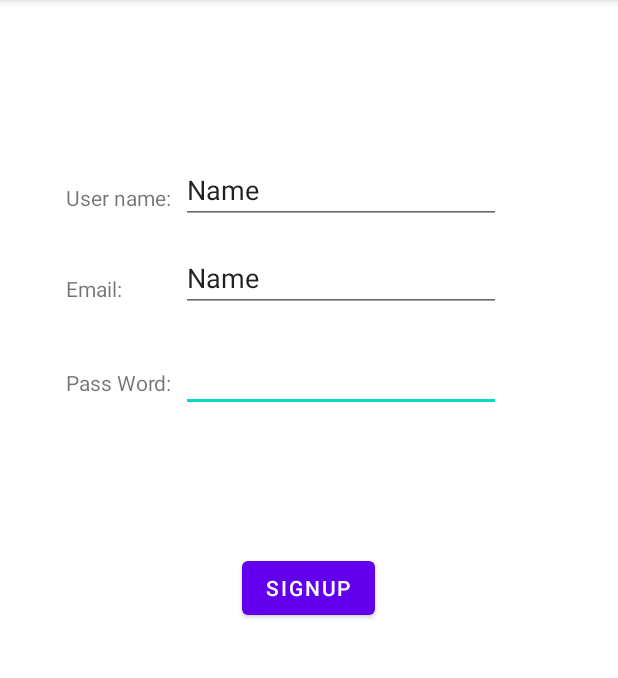
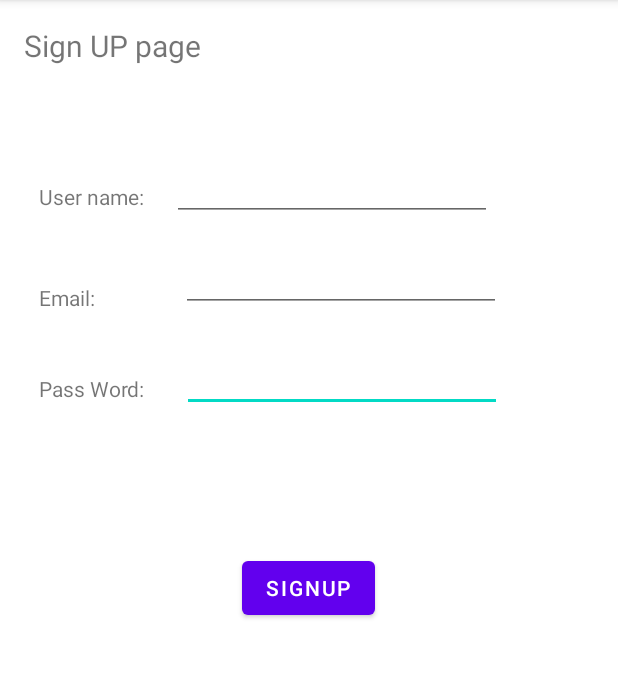
Before and after one commit to ibrahim-alhamshari/taskmaster, an Android app: the SignUp screen opened directly, with no data from a screen before it, on a phone screen of 412 x 824 dp, the part 84-762 px from its top. Run offline under Robolectric (Android 15) with nearby library versions, the phone set to English and light mode, and no system bars; libraries missing offline, so code that uses them is left out: com.amplifyframework.auth, com.amplifyframework.core.

```diff
--- a/app/src/main/res/layout/activity_sign_up.xml
+++ b/app/src/main/res/layout/activity_sign_up.xml
@@ -8,27 +8,27 @@
 
     <TextView
         android:id="@+id/textView13"
-        android:layout_width="71dp"
-        android:layout_height="28dp"
+        android:layout_width="90dp"
+        android:layout_height="27dp"
         android:text="User name:"
         app:layout_constraintBottom_toBottomOf="parent"
         app:layout_constraintEnd_toEndOf="parent"
-        app:layout_constraintHorizontal_bias="0.129"
+        app:layout_constraintHorizontal_bias="0.08"
         app:layout_constraintStart_toStartOf="parent"
         app:layout_constraintTop_toTopOf="parent"
-        app:layout_constraintVertical_bias="0.165" />
+        app:layout_constraintVertical_bias="0.164" />
 
     <TextView
         android:id="@+id/textView14"
-        android:layout_width="46dp"
-        android:layout_height="27dp"
+        android:layout_width="44dp"
+        android:layout_height="23dp"
         android:text="Email:"
         app:layout_constraintBottom_toTopOf="@+id/textView16"
         app:layout_constraintEnd_toEndOf="parent"
-        app:layout_constraintHorizontal_bias="0.12"
+        app:layout_constraintHorizontal_bias="0.071"
         app:layout_constraintStart_toStartOf="parent"
         app:layout_constraintTop_toTopOf="parent"
-        app:layout_constraintVertical_bias="0.839" />
+        app:layout_constraintVertical_bias="0.834" />
 
     <EditText
         android:id="@+id/passWordInSignUpPage"
@@ -38,22 +38,22 @@
         android:inputType="textPassword"
         app:layout_constraintBottom_toBottomOf="parent"
         app:layout_constraintEnd_toEndOf="parent"
-        app:layout_constraintHorizontal_bias="0.606"
+        app:layout_constraintHorizontal_bias="0.611"
         app:layout_constraintStart_toStartOf="parent"
         app:layout_constraintTop_toTopOf="parent"
         app:layout_constraintVertical_bias="0.317" />
 
     <TextView
         android:id="@+id/textView16"
-        android:layout_width="78dp"
-        android:layout_height="30dp"
+        android:layout_width="92dp"
+        android:layout_height="26dp"
         android:text="Pass Word:"
         app:layout_constraintBottom_toBottomOf="parent"
         app:layout_constraintEnd_toEndOf="parent"
-        app:layout_constraintHorizontal_bias="0.132"
+        app:layout_constraintHorizontal_bias="0.081"
         app:layout_constraintStart_toStartOf="parent"
         app:layout_constraintTop_toTopOf="parent"
-        app:layout_constraintVertical_bias="0.332" />
+        app:layout_constraintVertical_bias="0.336" />
 
     <EditText
         android:id="@+id/emailInSignUpPage"
@@ -61,7 +61,6 @@
         android:layout_height="wrap_content"
         android:ems="10"
         android:inputType="textPersonName"
-        android:text="Name"
         app:layout_constraintBottom_toBottomOf="parent"
         app:layout_constraintEnd_toEndOf="parent"
         app:layout_constraintHorizontal_bias="0.606"
@@ -75,13 +74,12 @@
         android:layout_height="wrap_content"
         android:ems="10"
         android:inputType="textPersonName"
-        android:text="Name"
         app:layout_constraintBottom_toBottomOf="parent"
         app:layout_constraintEnd_toEndOf="parent"
-        app:layout_constraintHorizontal_bias="0.606"
+        app:layout_constraintHorizontal_bias="0.577"
         app:layout_constraintStart_toStartOf="parent"
         app:layout_constraintTop_toTopOf="parent"
-        app:layout_constraintVertical_bias="0.144" />
+        app:layout_constraintVertical_bias="0.141" />
 
     <Button
         android:id="@+id/signUpButtonInSignUpPage"
@@ -95,4 +93,17 @@
         app:layout_constraintStart_toStartOf="parent"
         app:layout_constraintTop_toBottomOf="@+id/passWordInSignUpPage"
         app:layout_constraintVertical_bias="0.0" />
+
+    <TextView
+        android:id="@+id/textView18"
+        android:layout_width="129dp"
+        android:layout_height="37dp"
+        android:text="Sign UP page"
+        android:textSize="20sp"
+        app:layout_constraintBottom_toBottomOf="parent"
+        app:layout_constraintEnd_toEndOf="parent"
+        app:layout_constraintHorizontal_bias="0.056"
+        app:layout_constraintStart_toStartOf="parent"
+        app:layout_constraintTop_toTopOf="parent"
+        app:layout_constraintVertical_bias="0.023" />
 </androidx.constraintlayout.widget.ConstraintLayout>
```
Also changed, not shown: app/src/main/java/com/example/myapplication/Authentication/ConfirmSignUp.java (+8 -2 lines), app/src/main/java/com/example/myapplication/Authentication/Registration.java (+42 -9 lines), app/src/main/java/com/example/myapplication/Authentication/SignUp.java (+6 -1 lines), app/src/main/java/com/example/myapplication/MainActivity.java (+3 -47 lines), app/src/main/res/layout/activity_confirm_sign_up.xml (+25 -14 lines), app/src/main/res/layout/activity_main.xml (+24 -0 lines).
